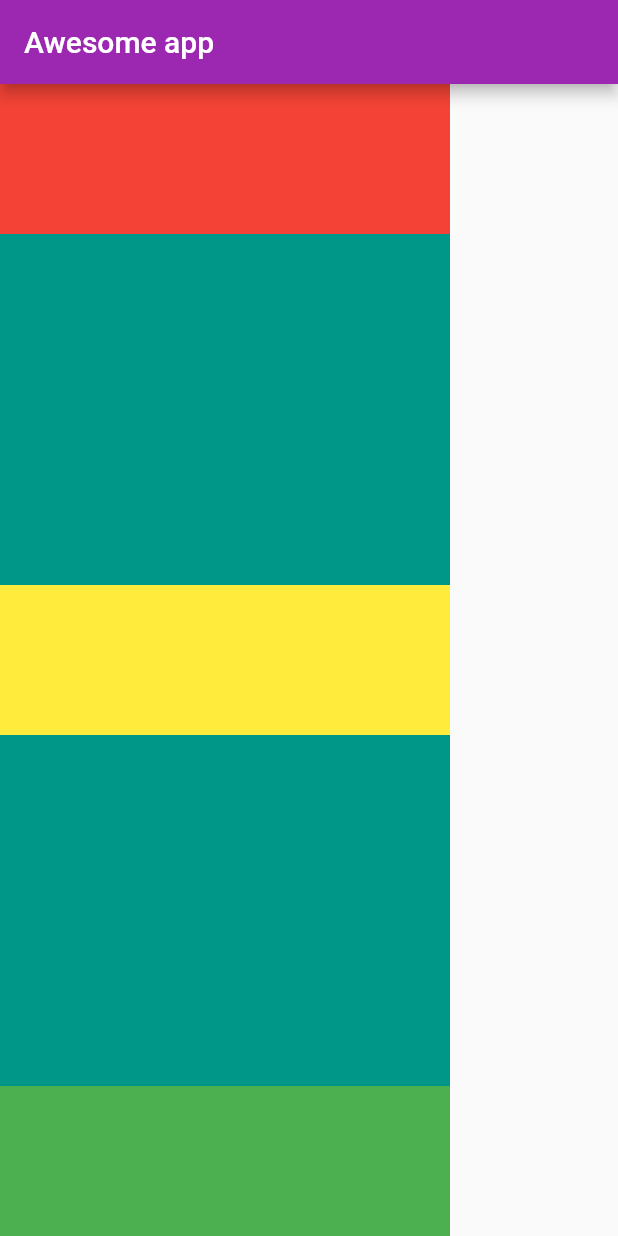
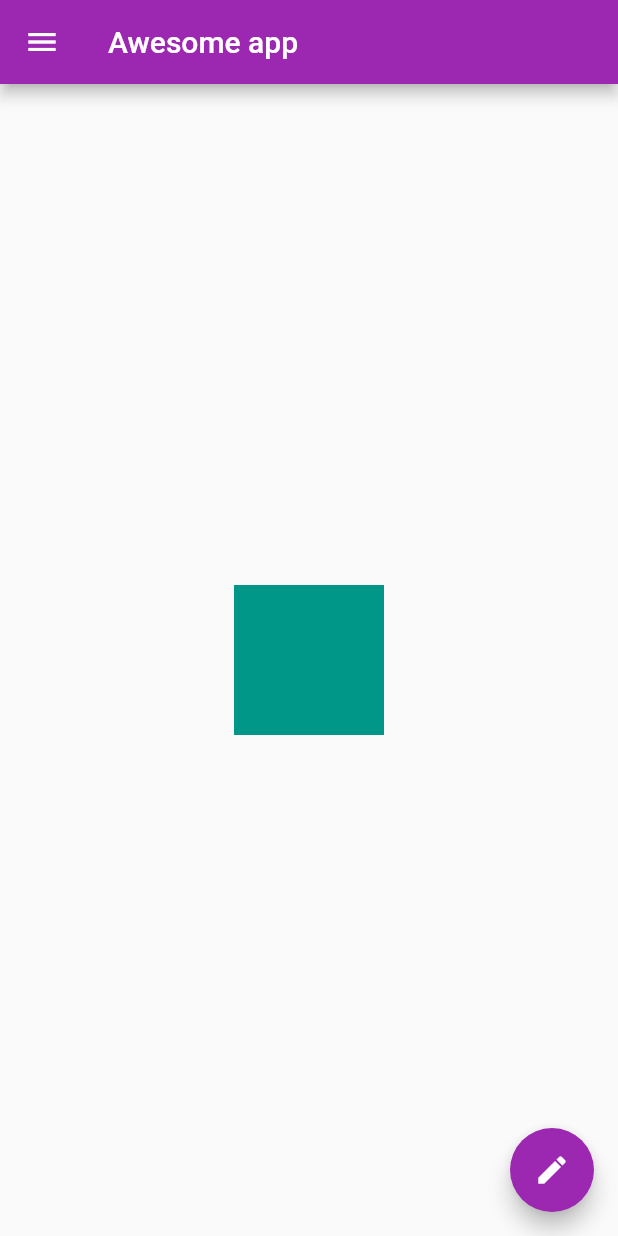
Before and after one commit to mohamed65465168974/helloflutter, a Flutter app: the screen it shows after launch, on a phone screen of 412 x 824 dp. Run offline on Flutter 3.47's test engine with Material 2 defaults, Android fonts, the phone set to English and light mode, and no system bars.

Commit message:
list view circle avatar and networking

```diff
--- a/lib/main.dart
+++ b/lib/main.dart
@@ -9,7 +9,7 @@ void main() {
     MaterialApp(
       home: HomePage(),
       theme: ThemeData(
-      primarySwatch: Colors.purple,
+        primarySwatch: Colors.purple,
       ),
     ),
   );
@@ -24,35 +24,52 @@ class HomePage extends StatelessWidget {
       appBar: AppBar(
         title: Text('Awesome app'),
       ),
-      body: Container(
-        width: 300,
-        color: Colors.teal,
-        child: Column(
-          mainAxisAlignment: MainAxisAlignment.spaceBetween,
-          crossAxisAlignment: CrossAxisAlignment.stretch,
+      body: Center(
+        child: Container(
+          height: 100,
+          width: 100,
+          color: Colors.teal,
+        ),
+      ),
+      drawer: Drawer(
+        child: ListView(
+          padding: const EdgeInsets.all(0),
           children: [
-          Container(
-          padding: const EdgeInsets.all(8) ,
-          width: 100,
-          height: 100,
-          color: Colors.red,
-          alignment: Alignment.center,
+            UserAccountsDrawerHeader(
+              accountName: Text('pawn kumar'),
+              accountEmail: Text("mohamed@gamil.com"),
+              currentAccountPicture: CircleAvatar(
+                backgroundImage: NetworkImage(
+                    "https://media.istockphoto.com/photos/middle-aged-man-portrait-picture-id1285156699?k=20&m=1285156699&s=612x612&w=0&h=9DKYOVJ2DRX3iKrCJEI5UPN2ht1OfrCGUvj10W0eJV4="),
+              ),
+            ),
+            ListTile(
+              leading: Icon(Icons.person),
+              title: Text("pawn kumar"),
+              subtitle: Text('developer'),
+              trailing: Icon(Icons.edit),
+              onTap: () {
+
+              },
+            ),
+            ListTile(
+              leading: Icon(Icons.person),
+              title: Text("mohamed kumar"),
+              subtitle: Text('developer'),
+              trailing: Icon(Icons.edit),
+            ),
+            ListTile(
+              leading: Icon(Icons.person),
+              title: Text("ahmed kumar"),
+              subtitle: Text('developer'),
+              trailing: Icon(Icons.edit),
+            ),
+          ],
         ),
-        Container(
-          padding: const EdgeInsets.all(8) ,
-          width: 100,
-          height: 100,
-          color: Colors.yellow,
-          alignment: Alignment.center,
-        ),
-        Container(
-          padding: const EdgeInsets.all(8) ,
-          width: 100,
-          height: 100,
-          color: Colors.green,
-          alignment: Alignment.center,
-        ),
-        ],),
+      ),
+      floatingActionButton: FloatingActionButton(
+        onPressed: () {},
+        child: Icon(Icons.edit),
       ),
     );
   }
```
